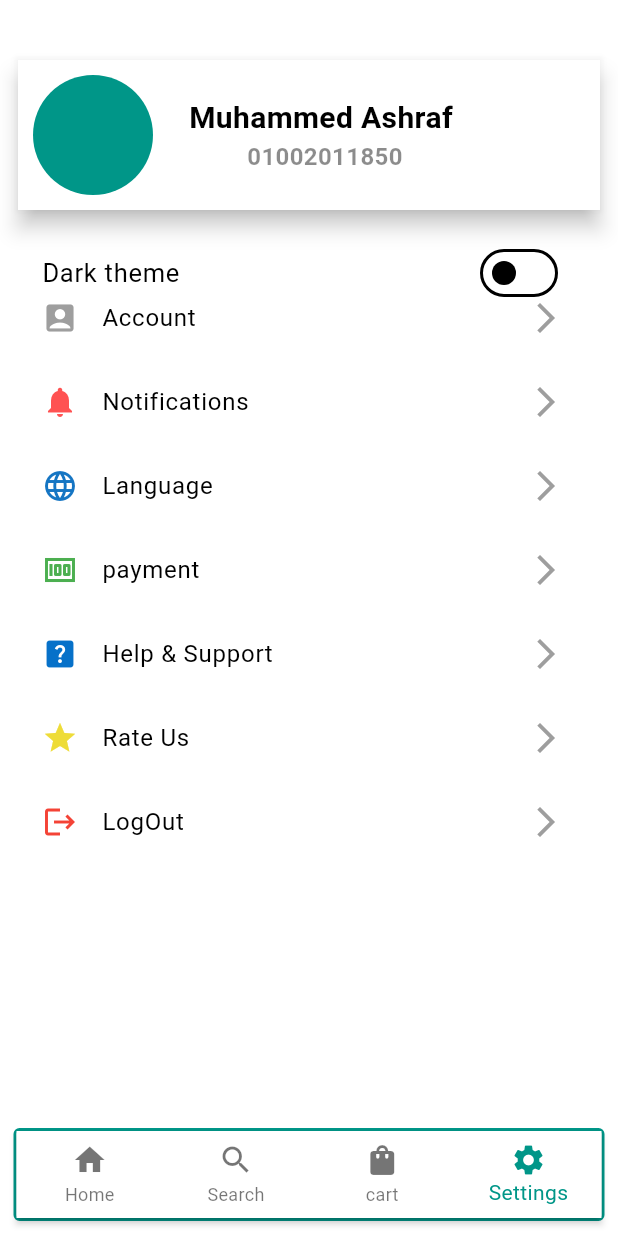
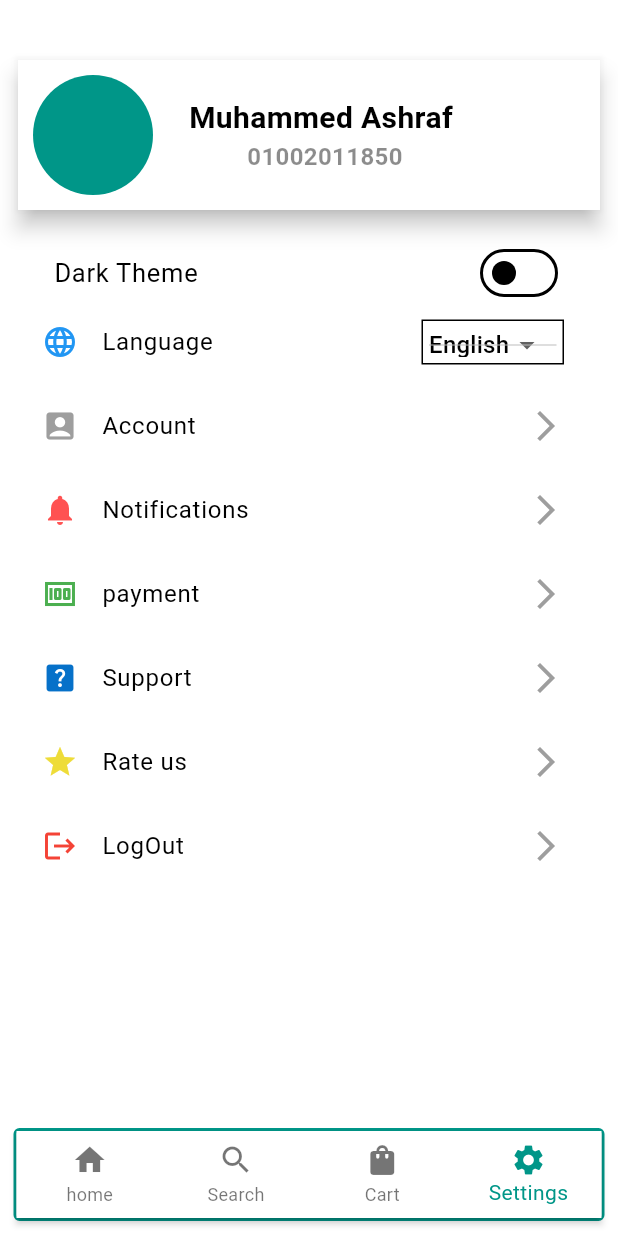
Before and after one commit to MuAshraf811/Graduation_project, a Flutter app: the HomePageView screen opened directly, item 4 of the bottom bar chosen, on a phone screen of 412 x 824 dp. Run offline on Flutter 3.47's test engine with Material 3 defaults, Android fonts, the phone set to English and light mode, and no system bars; our stand-ins replace bloc, carousel_slider, dio, flutter_bloc, flutter_otp_text_field, flutter_svg and 5 more; accounts and stored records are empty.

```diff
--- a/lib/core/dummy.dart
+++ b/lib/core/dummy.dart
@@ -0,0 +1,43 @@
+import 'package:flutter/material.dart';
+import 'package:flutter_bloc/flutter_bloc.dart';
+import 'package:graduation_project/core/localization/cubit/localization_cubit.dart';
+
+import '../generated/l10n.dart';
+
+class LangSwitch extends StatelessWidget {
+  const LangSwitch({
+    super.key,
+  });
+
+  @override
+  Widget build(BuildContext context) {
+    return BlocBuilder<LocalizationCubit, int>(builder: (context, state) {
+      return Container(
+        width: 95,
+        height: 30,
+        decoration: BoxDecoration(
+          border: Border.all(
+            color: Colors.black,
+          ),
+        ),
+        child: DropdownButton(
+          padding: const EdgeInsets.all(4),
+          borderRadius: BorderRadius.circular(12),
+          alignment: Alignment.centerRight,
+          iconSize: 24,
+          dropdownColor: Colors.white,
+          underline: null,
+          value: context.read<LocalizationCubit>().state,
+          items: [
+            DropdownMenuItem(value: 0, child: Text(S.of(context).en)),
+            DropdownMenuItem(value: 1, child: Text(S.of(context).ar)),
+           // DropdownMenuItem(value: 2, child: Text(S.of(context).de)),
+          ],
+          onChanged: (value) {
+            context.read<LocalizationCubit>().getInt(value!);
+          },
+        ),
+      );
+    });
+  }
+}
--- a/lib/features/home/widgets/bottom_nav_bar.dart
+++ b/lib/features/home/widgets/bottom_nav_bar.dart
@@ -3,12 +3,10 @@ import 'package:flutter_bloc/flutter_bloc.dart';
 import 'package:graduation_project/features/home/blocs/cubit/navigation_cubit.dart';
 
 import '../../../core/constants/colors.dart';
+import '../../../generated/l10n.dart';
 
 class BottomNavBarWidget extends StatelessWidget {
-  const BottomNavBarWidget({
-    super.key,
-    required this.state
-  });
+  const BottomNavBarWidget({super.key, required this.state});
   final int state;
   @override
   Widget build(BuildContext context) {
@@ -29,22 +27,22 @@ class BottomNavBarWidget extends StatelessWidget {
           onTap: (target) {
             BlocProvider.of<NavigationCubit>(context).changeIndex(target);
           },
-          items: const [
+          items:  [
             BottomNavigationBarItem(
-              icon: Icon(Icons.home),
-              label: 'Home',
+              icon: const Icon(Icons.home),
+              label: S.of(context).home,
             ),
             BottomNavigationBarItem(
-              icon: Icon(Icons.search),
-              label: 'Search',
+              icon: const Icon(Icons.search),
+              label: S.of(context).search,
             ),
             BottomNavigationBarItem(
-              icon: Icon(Icons.shopping_bag),
-              label: 'cart',
+              icon: const Icon(Icons.shopping_bag),
+              label: S.of(context).cart,
             ),
             BottomNavigationBarItem(
-              icon: Icon(Icons.settings),
-              label: 'Settings',
+              icon: const Icon(Icons.settings),
+              label: S.of(context).settings,
             ),
           ],
         ),
--- a/lib/features/settings/presentaion/settings_view.dart
+++ b/lib/features/settings/presentaion/settings_view.dart
@@ -1,23 +1,16 @@
 import 'package:flutter/material.dart';
 import 'package:graduation_project/core/constants/colors.dart';
+import 'package:graduation_project/core/dummy.dart';
+import '../../../generated/l10n.dart';
 import 'widgets/theme_switch.dart';
 import 'widgets/upper_profile_widget.dart';
 
 class SettingsView extends StatelessWidget {
   const SettingsView({super.key});
-  static const _listTileTitles = [
-    'Account',
-    'Notifications',
-    'Language',
-    'payment ',
-    'Help & Support',
-    'Rate Us',
-    'LogOut'
-  ];
+
   static const _titlesIcon = [
     Icons.account_box,
     Icons.notifications,
-    Icons.language,
     Icons.money,
     Icons.help_center,
     Icons.star,
@@ -26,7 +19,6 @@ class SettingsView extends StatelessWidget {
   static const _iconsColor = [
     Colors.grey,
     Colors.redAccent,
-    Color.fromARGB(255, 21, 117, 195),
     Colors.green,
     Color.fromARGB(255, 6, 113, 201),
     Color.fromARGB(255, 238, 220, 56),
@@ -34,6 +26,14 @@ class SettingsView extends StatelessWidget {
   ];
   @override
   Widget build(BuildContext context) {
+    final listTileTitles = [
+      S.of(context).account,
+      S.of(context).notifications,
+      S.of(context).payment,
+      S.of(context).support,
+      S.of(context).rate,
+      S.of(context).logOut
+    ];
     return Scaffold(
       body: Padding(
         padding: const EdgeInsets.all(12.0),
@@ -42,9 +42,21 @@ class SettingsView extends StatelessWidget {
             const SizedBox(height: 28),
             const UpperProfileWidget(),
             const SizedBox(height: 14),
-            const SizedBox(
-              height: 30,
-              child: ThemeSwitch(),
+            const Padding(
+              padding: EdgeInsets.only(left: 8.0),
+              child: SizedBox(
+                height: 30,
+                child: ThemeSwitch(),
+              ),
+            ),
+            const SizedBox(height: 16),
+            ListTile(
+              leading: const Icon(
+                Icons.language,
+                color: Colors.blue,
+              ),
+              title: Text(S.of(context).lang),
+              trailing: const LangSwitch(),
             ),
             Expanded(
               child: ListView.builder(
@@ -58,8 +70,6 @@ class SettingsView extends StatelessWidget {
                         case 2:
                         case 3:
                         case 4:
-
-
                         default:
                       }
                     },
@@ -69,7 +79,7 @@ class SettingsView extends StatelessWidget {
                         color: _iconsColor[index],
                       ),
                       title: Text(
-                        _listTileTitles[index],
+                        listTileTitles[index],
                       ),
                       trailing: const Icon(
                         Icons.arrow_forward_ios,
@@ -78,7 +88,7 @@ class SettingsView extends StatelessWidget {
                     ),
                   );
                 },
-                itemCount: _listTileTitles.length,
+                itemCount: listTileTitles.length,
               ),
             ),
           ],
--- a/lib/features/settings/presentaion/widgets/theme_switch.dart
+++ b/lib/features/settings/presentaion/widgets/theme_switch.dart
@@ -2,6 +2,8 @@ import 'package:flutter/material.dart';
 import 'package:flutter_bloc/flutter_bloc.dart';
 import 'package:graduation_project/core/localStorage/shared_preferences_storage.dart';
 import 'package:graduation_project/core/theme/cubits/theme_cubit.dart';
+
+import '../../../../generated/l10n.dart';
 
 class ThemeSwitch extends StatelessWidget {
   const ThemeSwitch({
@@ -12,17 +14,17 @@ class ThemeSwitch extends StatelessWidget {
   Widget build(BuildContext context) {
     return BlocBuilder<ThemeCubit, int>(builder: (context, state) {
       return SwitchListTile(
-        title: const Text(
-          'Dark theme',
-          style: TextStyle(fontSize: 17),
+        title: Text(
+          S.of(context).theme,
+          style: const TextStyle(fontSize: 17),
         ),
         value: SharedPreferencesManager.getIntVal() == 1 ? true : false,
         splashRadius: 24,
         onChanged: (bool val) {
-          SharedPreferencesManager.storeIntVal(val==true?1:0);
+          SharedPreferencesManager.storeIntVal(val == true ? 1 : 0);
           context.read<ThemeCubit>().getThemeState(val);
         },
       );
-    });
+    },);
   }
 }
--- a/lib/main.dart
+++ b/lib/main.dart
@@ -5,5 +5,6 @@ import 'package:graduation_project/doc_doc.dart';
 void main() async {
   WidgetsFlutterBinding.ensureInitialized();
   await SharedPreferencesManager.getSharedPref();
+
   runApp(const DocDoc());
 }
--- a/pubspec.yaml
+++ b/pubspec.yaml
@@ -79,6 +79,7 @@ flutter:
     - images/on_boarding/
     - images/Svgs/
     - images/other/
+    - assets/
   #   - images/a_dot_ham.jpeg
   # An image asset can refer to one or more resolution-specific "variants", see
   # https://flutter.dev/assets-and-images/#resolution-aware
```
Also changed, not shown: assets/ar.json (added, +38 -0 lines), assets/en.json (added, +41 -0 lines), lib/doc_doc.dart (+12 -2 lines), lib/l10n/intl_ar.arb (+16 -36 lines), lib/l10n/intl_en.arb (+20 -38 lines), lib/generated/intl/messages_ar.dart, lib/generated/intl/messages_en.dart, lib/generated/l10n.dart, 1 other file.
